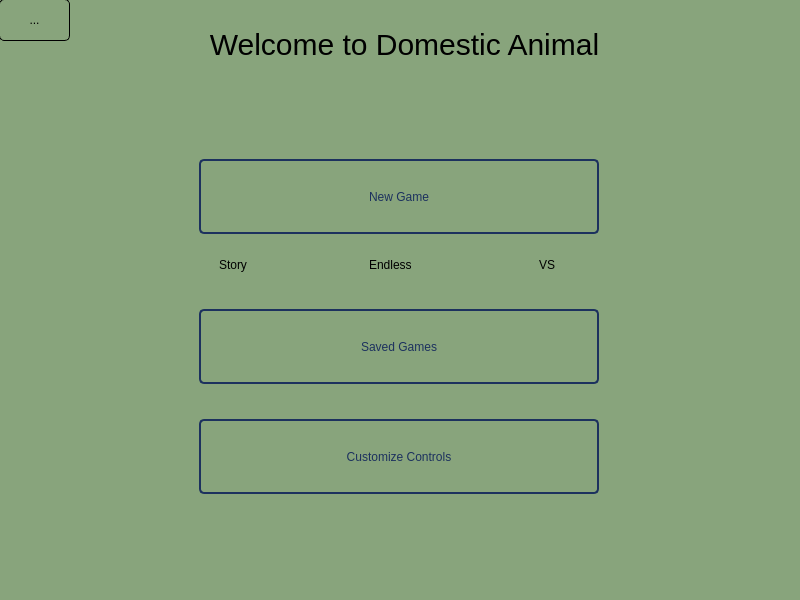
First picture: the form in launcher/ui/launcher.ui, repository domestic-animal/Domestic-Animal, before the edit.
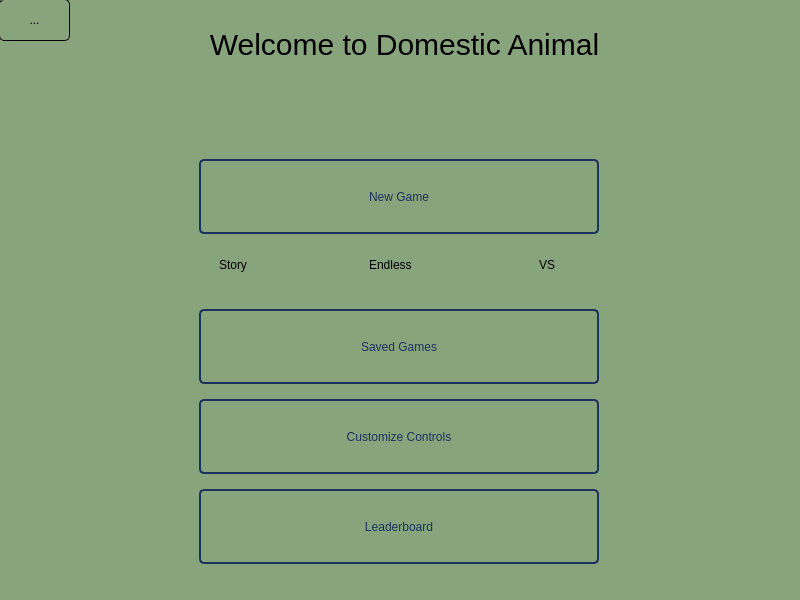
Second picture: the form after the edit.

What changed in the file:
```diff
--- a/launcher/ui/launcher.ui
+++ b/launcher/ui/launcher.ui
@@ -119,7 +119,7 @@
      <property name="geometry">
       <rect>
        <x>200</x>
-       <y>420</y>
+       <y>400</y>
        <width>400</width>
        <height>75</height>
       </rect>
@@ -176,6 +176,19 @@
       <string>Saved Games</string>
      </property>
     </widget>
+    <widget class="QPushButton" name="bt_leaderboard">
+     <property name="geometry">
+      <rect>
+       <x>200</x>
+       <y>490</y>
+       <width>400</width>
+       <height>75</height>
+      </rect>
+     </property>
+     <property name="text">
+      <string>Leaderboard</string>
+     </property>
+    </widget>
    </widget>
   </widget>
  </widget>
```
